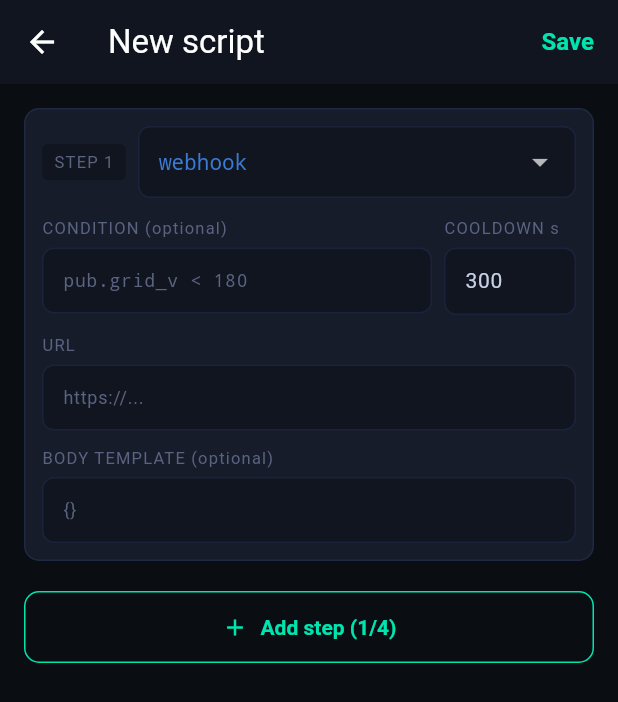
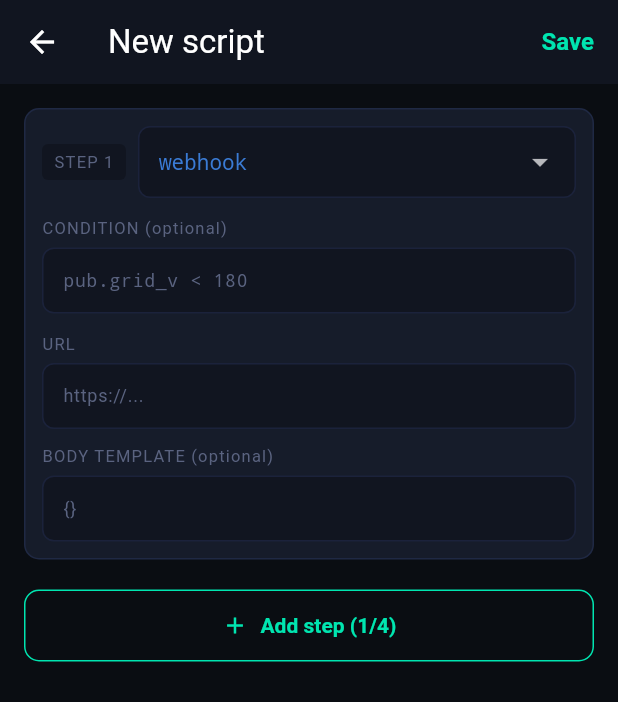
Before and after one commit to Galusz/sensmos-app, a Flutter app: the ScriptEditorScreen screen opened directly, on a phone screen of 412 x 824 dp. Shown: the top 702 px of the screen. Run offline on Flutter 3.47's test engine with Material 3 defaults, Android fonts, the phone set to English and light mode, and no system bars; our stand-ins replace equatable, firebase_core, firebase_messaging, flutter_bloc, flutter_blue_plus, flutter_secure_storage and 4 more; missing offline and left inert: dartssh2, pointycastle, web3dart, xterm; accounts and stored records are empty; network calls fail.

Commit message:
1.5.20: Dashboard (typy kafelkow), cooldown z UI skryptow, ostrzezenia o weryfikacji
- Panel HA -> Dashboard: nowe typy kafelkow (chart/button/light/switch),
  naglowek pokazuje HA + id noda zamiast miasta
- Skrypty: pole cooldown zniknelo z UI (w tle 60 s), czytelniejsze podsumowanie kroku
- Zaufanie: informacja, ze nagrody naliczaja sie po ok. 4 h online w danej dobie
- Setup: gdy rejestracja przeszla, a ceremonia zaufania padla (np. telefon stracil
  internet miedzy krokami) - jawny komunikat zamiast cichego dodania noda bez trustu
- Tlumaczenia EN/DE/PT dla nowych komunikatow

```diff
--- a/lib/config.dart
+++ b/lib/config.dart
@@ -3,7 +3,7 @@ class Config {
   // Wersja aplikacji — trzymać w zgodzie z pubspec.yaml (version:)
   // UWAGA: podbijać RAZEM z pubspec.yaml — updater porównuje TĘ stałą z manifestem;
   // rozjazd = wieczna pętla „dostępna aktualizacja" (wpadka 1.4.9, wcześniej 1.4.8)
-  static const String appVersion = '1.5.19';
+  static const String appVersion = '1.5.20';
   // Manifest aktualizacji (wersja + changelog + URL APK) — public/app/manifest.json na BE
   static const String updateManifestUrl = 'https://api.sensmos.com/app/manifest.json';
 
--- a/lib/l10n_pt.dart
+++ b/lib/l10n_pt.dart
@@ -487,4 +487,8 @@ const Map<String, String> ptMap = {
   "Nie udało się uruchomić": "Não foi possível executar",
   "brak historii": "sem histórico",
   "Gotowe": "Pronto",
+  "Node dodany, ale weryfikacja się nie powiodła — bez niej nie nalicza nagród. Powtórz ceremonię w ustawieniach noda (Zaufanie).":
+      "Node adicionado, mas a verificação falhou — sem ela não há recompensas. Repita a cerimônia nas configurações do node (Confiança).",
+  "Nagrody naliczają się po ok. 4 godzinach online w danej dobie — zero na starcie jest normalne.":
+      "As recompensas começam após cerca de 4 horas online por dia — zero no início é normal.",
 };
--- a/lib/screens/scripts/scripts_screen.dart
+++ b/lib/screens/scripts/scripts_screen.dart
@@ -266,7 +266,6 @@ class _NodeScriptCard extends StatelessWidget {
   Widget _stepSummary(int n, Map<String, dynamic> step) {
     final action = step['action'] as String? ?? '?';
     final cond = step['if'] as String? ?? '';
-    final cd = step['cooldown_s']?.toString() ?? '';
     return Padding(
       padding: const EdgeInsets.only(bottom: 6),
       child: Row(
@@ -294,10 +293,6 @@ class _NodeScriptCard extends StatelessWidget {
                           fontSize: 12,
                           fontFamily: 'monospace'),
                       softWrap: true),
-                if (cd.isNotEmpty)
-                  Text('cd: ${cd}s',
-                      style: const TextStyle(
-                          color: AppTheme.muted, fontSize: 11)),
               ],
             ),
           ),
@@ -368,17 +363,14 @@ class _StepData {
   String func; // aggregate
 
   final TextEditingController condCtrl;
-  final TextEditingController cooldownCtrl;
   final Map<String, TextEditingController> _fields;
 
   _StepData({
     this.action = 'webhook',
     this.func = 'avg',
     String condition = '',
-    String cooldown = '300',
     Map<String, String> fields = const {},
   })  : condCtrl = TextEditingController(text: condition),
-        cooldownCtrl = TextEditingController(text: cooldown),
         _fields = {
           for (final e in fields.entries)
             e.key: TextEditingController(text: e.value)
@@ -389,7 +381,6 @@ class _StepData {
 
   void dispose() {
     condCtrl.dispose();
-    cooldownCtrl.dispose();
     for (final c in _fields.values) {
       c.dispose();
     }
@@ -449,14 +440,13 @@ class _StepData {
   Map<String, dynamic> toJson() => {
         if (condCtrl.text.trim().isNotEmpty) 'if': condCtrl.text.trim(),
         'action': action,
-        'cooldown_s': int.tryParse(cooldownCtrl.text) ?? 300,
+        'cooldown_s': 60,   // stała — patrz komentarz przy edytorze warunku
         'data': buildData(),
       };
 
   static _StepData fromJson(Map<String, dynamic> j) {
     final action = j['action'] as String? ?? 'webhook';
     final cond = j['if'] as String? ?? '';
-    final cd = j['cooldown_s']?.toString() ?? '300';
     final data = j['data'] as Map<String, dynamic>? ?? {};
 
     final fields = <String, String>{};
@@ -499,7 +489,6 @@ class _StepData {
       action: _kActions.contains(action) ? action : 'webhook',
       func: data['func'] as String? ?? 'avg',
       condition: cond,
-      cooldown: cd,
       fields: fields,
     );
   }
@@ -717,13 +706,12 @@ class _StepCardState extends State<_StepCard> {
             ]),
             const SizedBox(height: 12),
 
-            // ── Warunek + cooldown ────────────────────────────
-            Row(
-              crossAxisAlignment: CrossAxisAlignment.start,
-              children: [
-                Expanded(
-                  flex: 3,
-                  child: Column(
+            // ── Warunek ───────────────────────────────────────
+            // Cooldown celowo NIE jest pokazywany: skrypt usera odpala się na akcję
+            // (router wiadomości), a nie w pętli, więc odstęp między odpaleniami i tak
+            // nie ma czego ograniczać. W tle wysyłamy 60 s — tyle samo, ile firmware
+            // wymusza jako minimum dla kroków sieciowych (SCRIPT_NET_COOLDOWN_MIN_S).
+            Column(
               crossAxisAlignment: CrossAxisAlignment.start,
               children: [
                 _lbl(tr('WARUNEK (opcjonalnie)')),
@@ -733,28 +721,7 @@ class _StepCardState extends State<_StepCard> {
                       color: AppTheme.teal,
                       fontSize: 13,
                       fontFamily: 'monospace'),
-                        decoration:
-                            _decor().copyWith(hintText: 'pub.grid_v < 180'),
-                      ),
-                    ],
-                  ),
-                ),
-                const SizedBox(width: 8),
-                SizedBox(
-                  width: 88,
-                  child: Column(
-                    crossAxisAlignment: CrossAxisAlignment.start,
-                    children: [
-                      _lbl('COOLDOWN s'),
-                      TextFormField(
-                        controller: d.cooldownCtrl,
-                        style: const TextStyle(
-                            color: AppTheme.text, fontSize: 14),
-                        decoration: _decor(),
-                        keyboardType: TextInputType.number,
-                      ),
-                    ],
-                  ),
+                  decoration: _decor().copyWith(hintText: 'pub.grid_v < 180'),
                 ),
               ],
             ),
--- a/pubspec.yaml
+++ b/pubspec.yaml
@@ -1,7 +1,7 @@
 name: sensmos_app
 description: SENSMOS — sieć inteligentnych czujników
 publish_to: 'none'
-version: 1.5.19+53
+version: 1.5.20+54
 
 environment:
   sdk: '>=3.0.0 <4.0.0'
```
Also changed, not shown: lib/l10n.dart (+8 -0 lines), lib/screens/integrations/ha_panel_screen.dart (+14 -1 lines), lib/screens/node_config/trust_screen.dart (+10 -0 lines), lib/screens/setup/setup_screen.dart (+13 -0 lines), lib/services/ble_service.dart (+11 -0 lines). Lines whose indentation alone changed are shown as unchanged.
